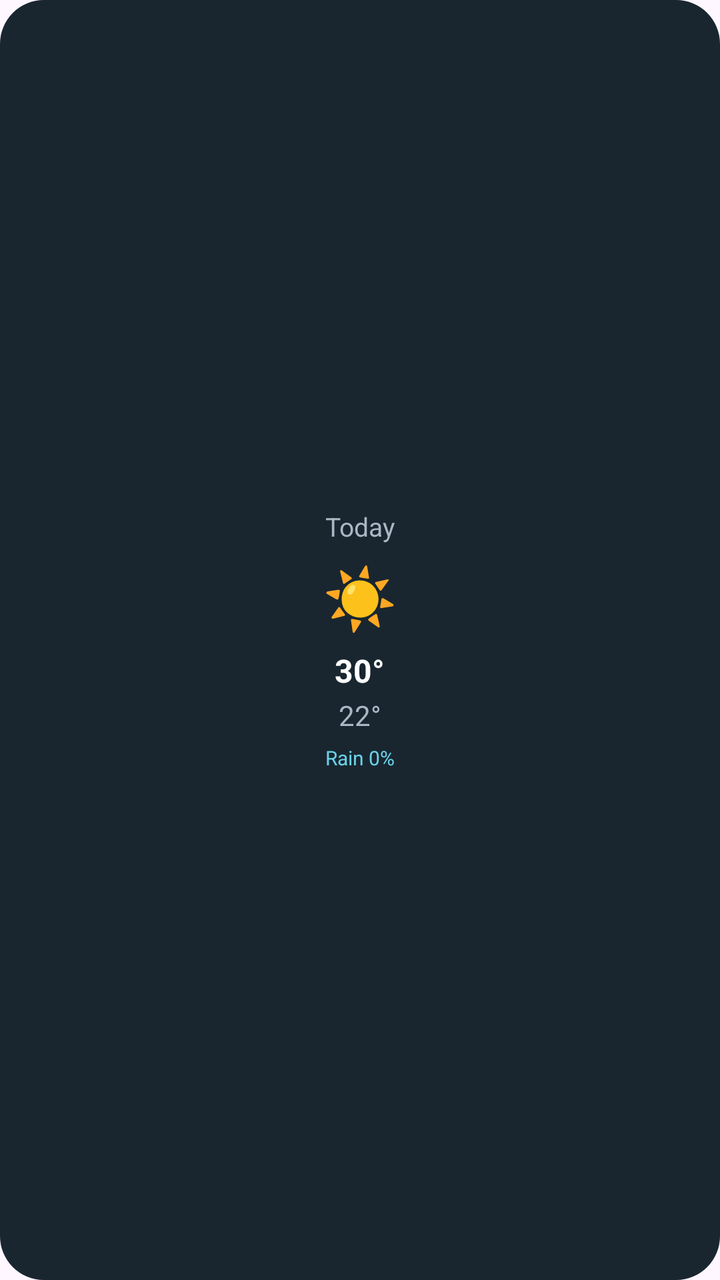
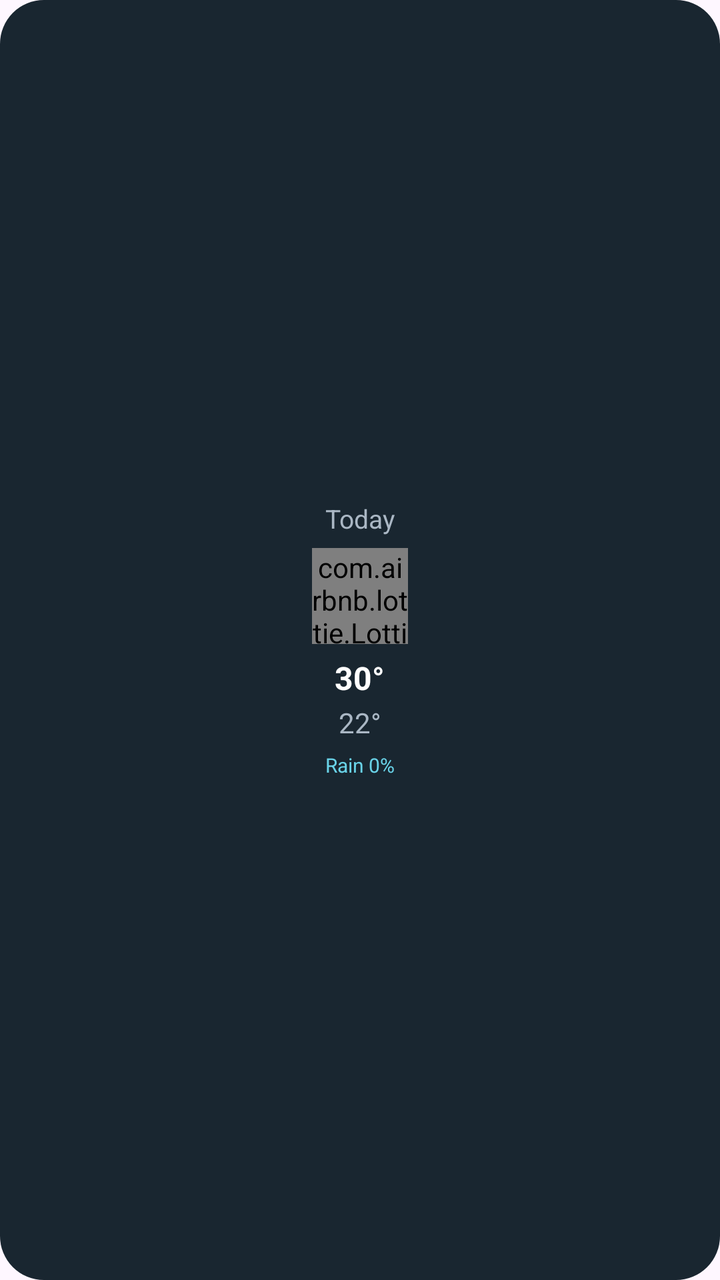

The first picture is an Android layout as it rendered before a commit; the second is the same layout after the commit. The layout source and the unified diff follow.
<!-- AndroidManifest.xml: application theme Theme.SkyCast -->
<!-- res/layout/item_forecast.xml -->
<?xml version="1.0" encoding="utf-8"?>
<LinearLayout xmlns:android="http://schemas.android.com/apk/res/android"
    android:layout_width="90dp"
    android:layout_height="175dp"
    android:layout_marginEnd="12dp"
    android:background="@drawable/bg_weather_card"
    android:gravity="center"
    android:orientation="vertical"
    android:padding="8dp">

    <TextView
        android:id="@+id/tvForecastDay"
        android:layout_width="wrap_content"
        android:layout_height="wrap_content"
        android:text="Today"
        android:textColor="@color/sky_text_secondary"
        android:textSize="13sp" />

    <TextView
        android:id="@+id/tvForecastIcon"
        android:layout_width="wrap_content"
        android:layout_height="wrap_content"
        android:layout_marginTop="6dp"
        android:text="☀"
        android:textSize="30sp" />

    <TextView
        android:id="@+id/tvForecastMax"
        android:layout_width="wrap_content"
        android:layout_height="wrap_content"
        android:layout_marginTop="6dp"
        android:text="30°"
        android:textColor="@color/sky_text_primary"
        android:textSize="16sp"
        android:textStyle="bold" />

    <TextView
        android:id="@+id/tvForecastMin"
        android:layout_width="wrap_content"
        android:layout_height="wrap_content"
        android:layout_marginTop="2dp"
        android:text="22°"
        android:textColor="@color/sky_text_secondary"
        android:textSize="14sp" />

    <TextView
        android:id="@+id/tvForecastRain"
        android:layout_width="wrap_content"
        android:layout_height="wrap_content"
        android:layout_marginTop="5dp"
        android:text="Rain 0%"
        android:textColor="@color/sky_accent"
        android:textSize="10sp"
        android:visibility="visible" />

</LinearLayout>
<!-- resources referenced by this layout -->
<resources>
  <color name="sky_accent">#69D2E7</color>
  <color name="sky_text_primary">#FFFFFF</color>
  <color name="sky_text_secondary">#AAB7C4</color>
  <!-- drawable bg_weather_card (drawable) -->
  <?xml version="1.0" encoding="utf-8"?>
  <shape xmlns:android="http://schemas.android.com/apk/res/android">
      <solid android:color="@color/sky_card" />
      <corners android:radius="22dp" />
  </shape>
  <style name="Theme.SkyCast" parent="Base.Theme.SkyCast" />
  <color name="sky_card">#192630</color>
  <style name="Base.Theme.SkyCast" parent="Theme.Material3.DayNight.NoActionBar">
          
          
      </style>
</resources>

<!-- the commit's change to res/layout/item_forecast.xml (unified diff, before → after) -->
@@ -2,6 +2,7 @@
 <LinearLayout xmlns:android="http://schemas.android.com/apk/res/android"
     android:layout_width="90dp"
     android:layout_height="175dp"
+    xmlns:app="http://schemas.android.com/apk/res-auto"
     android:layout_marginEnd="12dp"
     android:background="@drawable/bg_weather_card"
     android:gravity="center"
@@ -16,13 +17,13 @@
         android:textColor="@color/sky_text_secondary"
         android:textSize="13sp" />
 
-    <TextView
+    <com.airbnb.lottie.LottieAnimationView
         android:id="@+id/tvForecastIcon"
-        android:layout_width="wrap_content"
-        android:layout_height="wrap_content"
+        android:layout_width="48dp"
+        android:layout_height="48dp"
         android:layout_marginTop="6dp"
-        android:text="☀"
-        android:textSize="30sp" />
+        app:lottie_autoPlay="false"
+        app:lottie_loop="true" />
 
     <TextView
         android:id="@+id/tvForecastMax"
